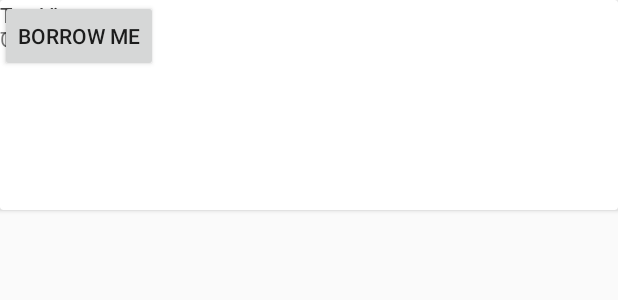
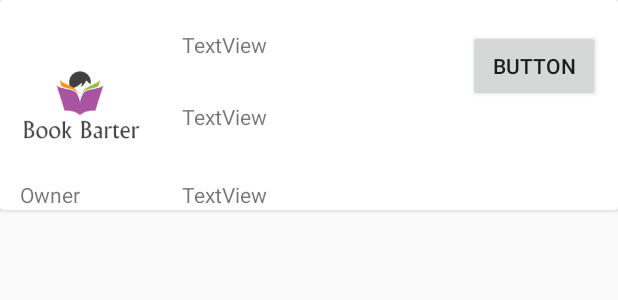
Before and after one commit to Hassan1175/Book_Barter, an Android app: the layout recycleview_item.xml on its own in the app's theme, with its tools: preview values and no code run, on a phone screen of 412 x 824 dp. Shown: the top 300 px of the screen. Run offline under Robolectric (Android 15) with nearby library versions, the light colour scheme and no system bars.

Commit message:
Main Recyle view is working..
Code is working till main recycle view.. . .

```diff
--- a/Book_barrter/app/src/main/res/layout/recycleview_item.xml
+++ b/Book_barrter/app/src/main/res/layout/recycleview_item.xml
@@ -4,73 +4,79 @@
     xmlns:tools="http://schemas.android.com/tools"
     android:orientation="vertical"
     android:layout_width="match_parent"
-    android:layout_height="match_parent">
+    android:layout_height="155dp"
+    >
 
 
     <android.support.v7.widget.CardView
         android:layout_width="match_parent"
         android:layout_height="140dp">
 
-        <android.support.constraint.ConstraintLayout
+        <RelativeLayout
             android:layout_width="match_parent"
-            android:layout_height="140dp"
-
-            >
-
+            android:layout_height="140dp">
 
             <ImageView
-
                 android:id="@+id/book_photo"
                 android:layout_width="80dp"
                 android:layout_height="100dp"
-                android:layout_marginLeft="16dp"
-                app:layout_constraintLeft_toLeftOf="parent"
-                tools:layout_editor_absoluteY="20dp" />
+                android:layout_marginLeft="13dp"
+                android:layout_marginStart="13dp"
+                android:src="@drawable/logo"
+                android:layout_centerVertical="true"
+                android:layout_alignParentLeft="true"
+                android:layout_alignParentStart="true" />
 
-            <Button
-                android:id="@+id/button2"
+            <TextView
+                android:id="@+id/type"
                 android:layout_width="wrap_content"
                 android:layout_height="wrap_content"
-                android:text="Borrow me"
-                tools:layout_editor_absoluteX="273dp"
-                tools:layout_editor_absoluteY="52dp" />
-
-            <TextView
-                android:id="@+id/textView2"
-                android:layout_width="wrap_content"
-                android:layout_height="wrap_content"
-                android:layout_marginTop="16dp"
-                android:text="Owner ID"
-                app:layout_constraintTop_toTopOf="parent"
-                tools:layout_editor_absoluteX="103dp" />
-
-            <TextView
-                android:id="@+id/Muser"
-                android:layout_width="wrap_content"
-                android:layout_height="25dp"
-                android:layout_marginTop="16dp"
-                android:text="TextView"
-                app:layout_constraintTop_toTopOf="parent"
-                tools:layout_editor_absoluteX="215dp" />
+                android:layout_alignTop="@+id/book_photo"
+                android:layout_marginLeft="28dp"
+                android:layout_marginStart="28dp"
+                android:layout_toEndOf="@+id/book_photo"
+                android:layout_toRightOf="@+id/book_photo"
+                android:text="TextView" />
 
             <TextView
                 android:id="@+id/writer_name"
                 android:layout_width="wrap_content"
                 android:layout_height="wrap_content"
                 android:text="TextView"
-                tools:layout_editor_absoluteX="103dp"
-                tools:layout_editor_absoluteY="51dp" />
+                android:layout_below="@+id/button3"
+                android:layout_alignLeft="@+id/type"
+                android:layout_alignStart="@+id/type" />
 
             <TextView
-                android:id="@+id/type"
+                android:id="@+id/Muser"
                 android:layout_width="wrap_content"
                 android:layout_height="wrap_content"
                 android:text="TextView"
-                tools:layout_editor_absoluteY="90dp"
-                tools:layout_editor_absoluteX="103dp" />
+                android:layout_below="@+id/book_photo"
+                android:layout_alignLeft="@+id/writer_name"
+                android:layout_alignStart="@+id/writer_name" />
 
+            <TextView
+                android:id="@+id/textView8"
+                android:layout_width="wrap_content"
+                android:layout_height="wrap_content"
+                android:layout_alignLeft="@+id/book_photo"
+                android:layout_alignStart="@+id/book_photo"
+                android:layout_below="@+id/book_photo"
+                android:text="Owner" />
 
-        </android.support.constraint.ConstraintLayout>
+            <Button
+                android:id="@+id/button3"
+                android:layout_width="wrap_content"
+                android:layout_height="wrap_content"
+                android:layout_alignParentEnd="true"
+                android:layout_alignParentRight="true"
+                android:layout_alignTop="@+id/type"
+                android:layout_marginEnd="12dp"
+                android:layout_marginRight="12dp"
+                android:text="Button" />
+
+        </RelativeLayout>
 
 
     </android.support.v7.widget.CardView>
```
Also changed, not shown: Book_barrter/app/src/main/java/com/example/admin/book_barrter/Book_upload.java (+19 -6 lines), Book_barrter/app/src/main/res/layout/book_upload.xml (+54 -23 lines).
